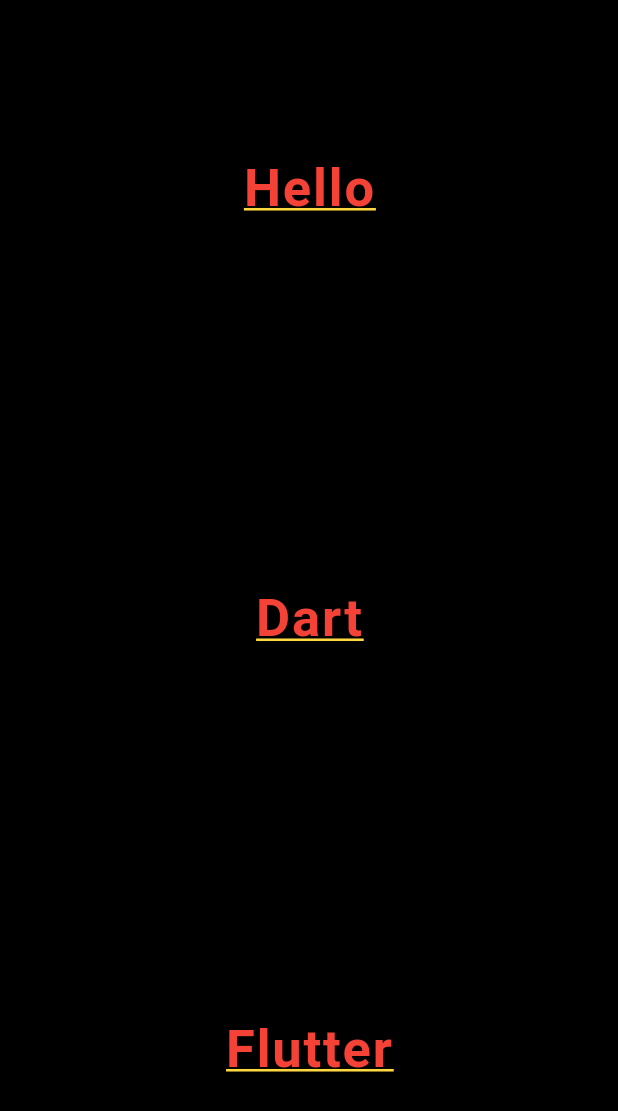
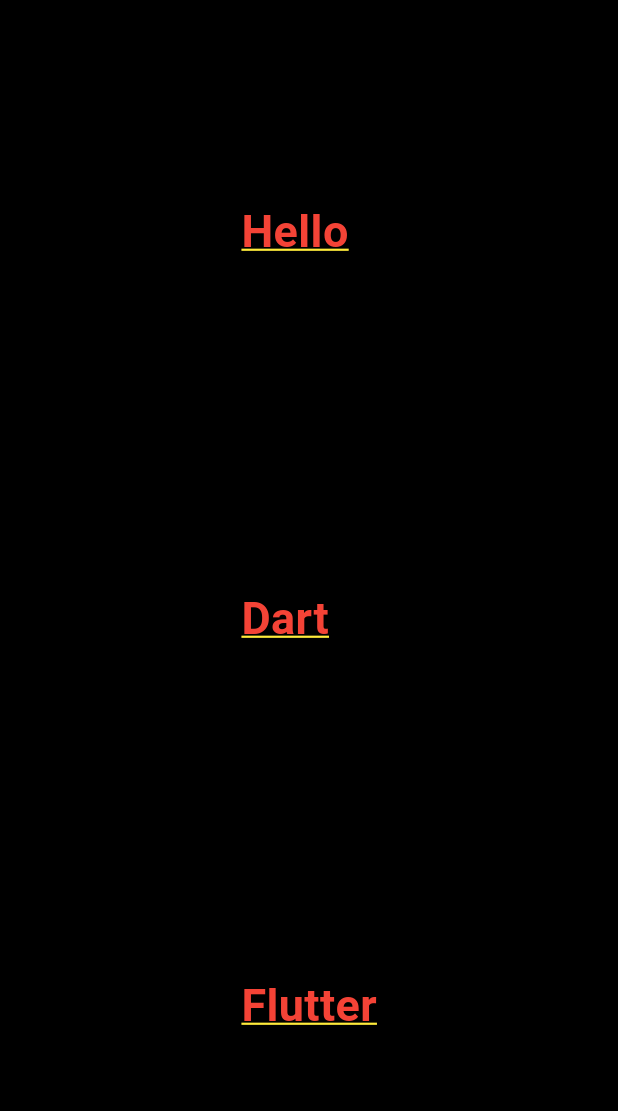
Before and after one commit to AnkitUmredkar/Anatomy_Flutter, a Flutter app: the screen it shows after launch, on a phone screen of 412 x 824 dp. Shown: the top 1111 px of the screen. Run offline on Flutter 3.47's test engine with Material 3 defaults, Android fonts, the phone set to English and light mode, and no system bars.

Commit message:
20-03-2024

```diff
--- a/lib/main.dart
+++ b/lib/main.dart
@@ -7,120 +7,19 @@ void main() {
 class MyApp extends StatelessWidget {
   const MyApp({super.key});
 
+  // This widget is the root of your application.
   @override
   Widget build(BuildContext context) {
-    return MaterialApp(
+    return const MaterialApp(
       debugShowCheckedModeBanner: false,
-      // title: 'Flutter Demo',
-      // theme: ThemeData(
-      //
-      //   colorScheme: ColorScheme.fromSeed(seedColor: Colors.deepPurple),
-      //   useMaterial3: true,
-      // ),
-      home: const MyHomePage(title: 'Hello,This is My First Project..'),
+      home: Scaffold(
+        backgroundColor : Colors.black,
+        body: Center(
+          child: Text('Hello\n\n\n\n\n\nDart\n\n\n\n\n\nFlutter',
+            style: TextStyle(fontSize: 30,color: Colors.red,decoration: TextDecoration.underline,decorationColor: Colors.yellow,fontWeight: FontWeight.bold),
+          ),
+        ),
+      ),
     );
   }
 }
-
-class MyHomePage extends StatefulWidget {
-  const MyHomePage({super.key, required this.title});
-
-  final String title;
-
-  @override
-  State<MyHomePage> createState() => _MyHomePageState();
-}
-
-class _MyHomePageState extends State<MyHomePage> {
-  int _counter = 0;
-
-  void _incrementCounter() {
-    setState(() {
-
-      _counter=  _counter + 10;
-
-    });
-  }
-
-  @override
-  Widget build(BuildContext context) {
-
-    return Scaffold(
-      backgroundColor: Colors.black,
-      body: Center(
-        child: Stack(
-          children: [
-            Align(
-              alignment: Alignment.topCenter,
-              child: Padding(
-                  padding : const EdgeInsets.only(top: 100.0),
-                  child : Text(
-                      'Hello',
-                      style : TextStyle(
-                        fontSize: 35,
-                        fontWeight: FontWeight.bold,
-                        color: Colors.red,
-                        decoration: TextDecoration.underline,
-                        decorationColor: Colors.amberAccent,
-                        letterSpacing: 1.2,
-                      )
-                  )
-              ),
-            ),
-
-            Align(
-              alignment: Alignment.center,
-              child: Text(
-                'Dart',
-                style : TextStyle(
-                  fontSize: 35,
-                  fontWeight: FontWeight.bold,
-                  color: Colors.red,
-                  decoration: TextDecoration.underline,
-                  decorationColor: Colors.amberAccent,
-                  letterSpacing: 1.2,
-                ),
-              ),
-            ),
-
-            Align(
-              alignment: Alignment.bottomCenter,
-              child: Padding(
-                  padding : const EdgeInsets.only(bottom: 100.0),
-                  child : Text(
-                      'Flutter',
-                      style : TextStyle(
-                        fontSize: 35,
-                        fontWeight: FontWeight.bold,
-                        color: Colors.red,
-                        decoration: TextDecoration.underline,
-                        decorationColor: Colors.amberAccent,
-                        letterSpacing: 1.2,
-                      )
-                  )
-              ),
-            ),
-          ],
-        ),
-      ),
-
-      // child: Column(
-      //   mainAxisAlignment: MainAxisAlignment.center,
-      // children: <Widget>[
-      // const Text(
-      //   'You have pushed the button this many times:',
-      // ),
-      // Text(
-      //   '$_counter',
-      //   style: Theme.of(context).textTheme.headlineMedium,
-      // ),
-      // ],
-      // ),
-      // ),
-      // floatingActionButton: FloatingActionButton(
-      //   onPressed: _incrementCounter,
-      //   tooltip: 'Increment',
-      //   child: const Icon(Icons.add),
-    );
-  }
-}
```
